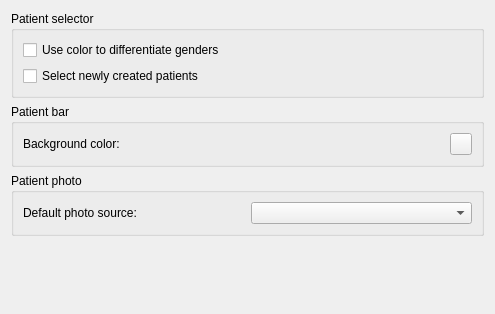
The window that plugins/patientbaseplugin/patientbasepreferencespage.ui (FreeHealth/freehealth) describes before a commit, drawn with Qt 5.
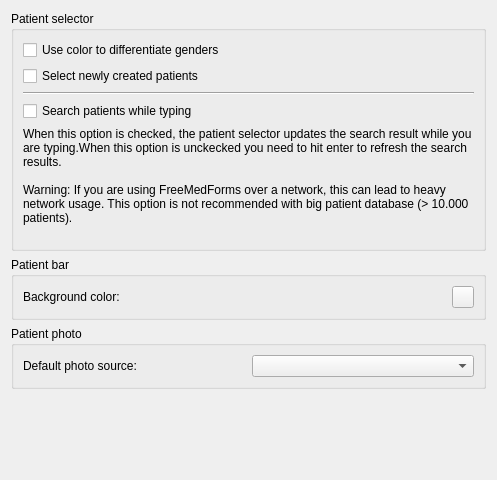
The same window after the commit. Custom widgets are drawn as their Qt base class.

Commit message: adding a new RefreshSearchResult method for patientSelector

Diff of the .ui file:
```diff
--- a/plugins/patientbaseplugin/patientbasepreferencespage.ui
+++ b/plugins/patientbaseplugin/patientbasepreferencespage.ui
@@ -6,8 +6,8 @@
    <rect>
     <x>0</x>
     <y>0</y>
-    <width>495</width>
-    <height>314</height>
+    <width>497</width>
+    <height>480</height>
    </rect>
   </property>
   <property name="windowTitle">
@@ -82,6 +82,37 @@
         </property>
        </widget>
       </item>
+      <item>
+       <widget class="Line" name="line">
+        <property name="orientation">
+         <enum>Qt::Horizontal</enum>
+        </property>
+       </widget>
+      </item>
+      <item>
+       <widget class="QCheckBox" name="searchWhileTyping">
+        <property name="toolTip">
+         <string>When this option is checked, the patient selector updates the search result while you are typing. If you are using FreeMedForms over a network, this can lead to heavy network usage.
+This option is not recommended with big patient database (&gt; 10.000 patients).</string>
+        </property>
+        <property name="text">
+         <string>Search patients while typing</string>
+        </property>
+       </widget>
+      </item>
+      <item>
+       <widget class="QLabel" name="label">
+        <property name="text">
+         <string>When this option is checked, the patient selector updates the search result while you are typing.When this option is unckecked you need to hit enter to refresh the search results.
+
+Warning: If you are using FreeMedForms over a network, this can lead to heavy network usage. This option is not recommended with big patient database (&gt; 10.000 patients).
+</string>
+        </property>
+        <property name="wordWrap">
+         <bool>true</bool>
+        </property>
+       </widget>
+      </item>
      </layout>
     </widget>
    </item>
```
The commit also changes 2 other files.
